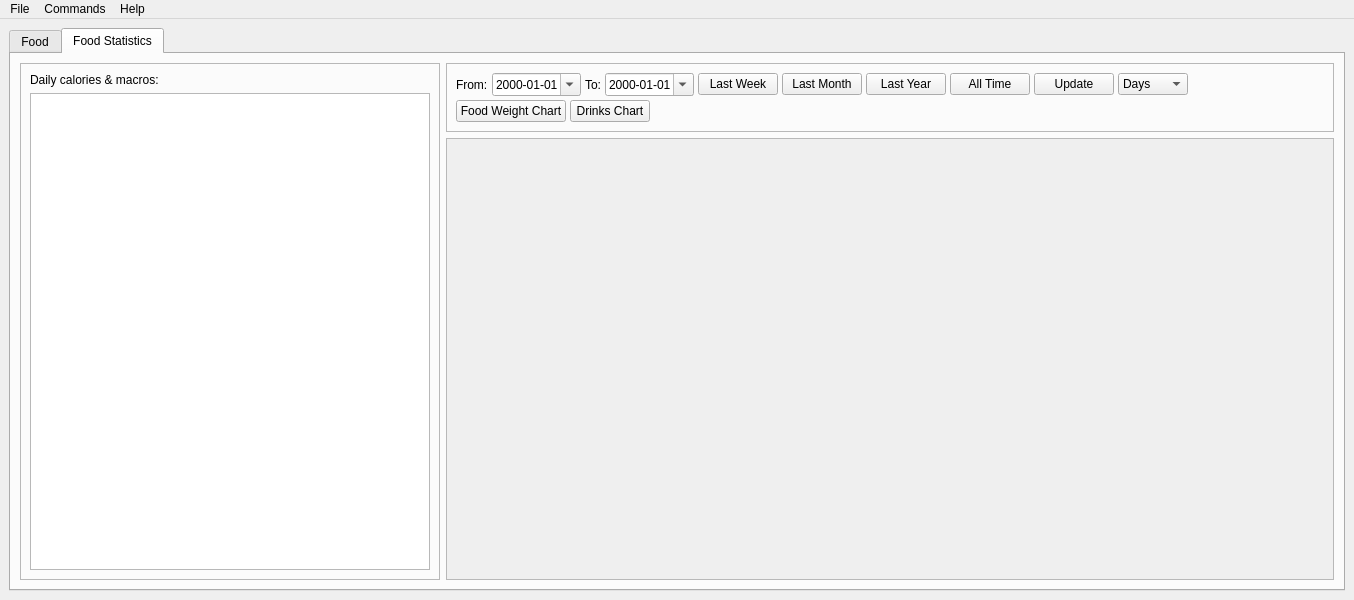
Harrix/harrix-swiss-knife, file src/harrix_swiss_knife/apps/food/window.ui: the form before one commit.
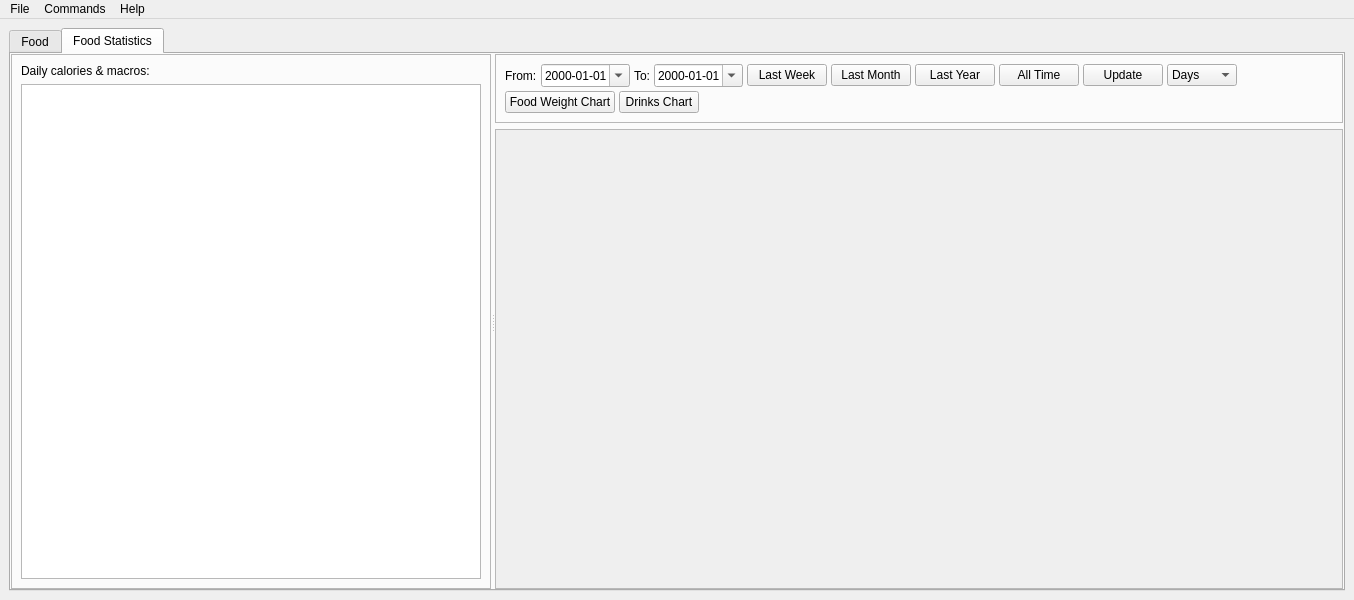
The form after the commit. The open tabs and pages were chosen to show the change. Custom widgets are drawn as their Qt base class.

Commit message: 🔧 Modify food statistics splitter and table width

```diff
--- a/src/harrix_swiss_knife/apps/food/window.ui
+++ b/src/harrix_swiss_knife/apps/food/window.ui
@@ -625,21 +625,34 @@
        <attribute name="title">
         <string>Food Statistics</string>
        </attribute>
-       <layout class="QHBoxLayout" name="horizontalLayout_4">
+       <layout class="QVBoxLayout" name="verticalLayout_food_stats_page">
+        <property name="leftMargin">
+         <number>0</number>
+        </property>
+        <property name="topMargin">
+         <number>0</number>
+        </property>
+        <property name="rightMargin">
+         <number>0</number>
+        </property>
+        <property name="bottomMargin">
+         <number>0</number>
+        </property>
         <item>
+         <widget class="QSplitter" name="splitter_food_stats">
+          <property name="orientation">
+           <enum>Qt::Orientation::Horizontal</enum>
+          </property>
+          <property name="childrenCollapsible">
+           <bool>false</bool>
+          </property>
          <widget class="QFrame" name="frame">
           <property name="minimumSize">
            <size>
-            <width>380</width>
+             <width>480</width>
             <height>0</height>
            </size>
           </property>
-          <property name="maximumSize">
-           <size>
-            <width>420</width>
-            <height>16777215</height>
-           </size>
-          </property>
           <property name="frameShape">
            <enum>QFrame::Shape::StyledPanel</enum>
           </property>
@@ -659,8 +672,7 @@
            </item>
           </layout>
          </widget>
-        </item>
-        <item>
+         <widget class="QWidget" name="widget_food_stats_chart">
          <layout class="QVBoxLayout" name="verticalLayout_4">
           <item>
            <widget class="QFrame" name="frame_food_stats_controls">
@@ -832,6 +844,8 @@
            </widget>
           </item>
          </layout>
+        </widget>
+       </widget>
         </item>
        </layout>
       </widget>
```
Lines whose indentation alone changed are shown as unchanged. The commit also changes 4 other files.
